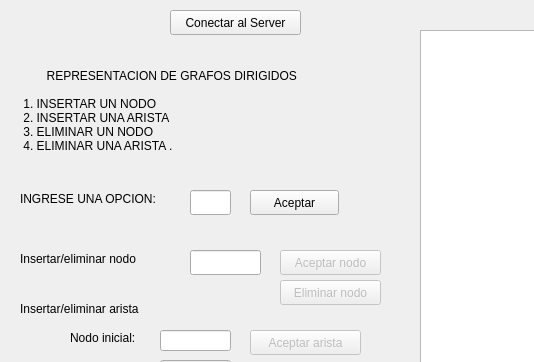
The window that Client/mainwindow.ui (davidaqc/Proyectos-C-) describes before a commit, drawn with Qt 5; both pictures show x 0 to 534 and y 0 to 362 of the 700 by 535 pixel window.
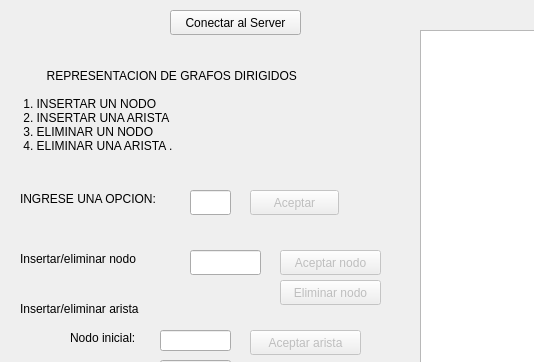
The same window after the commit.

Patch:
```diff
--- a/Client/mainwindow.ui
+++ b/Client/mainwindow.ui
@@ -59,6 +59,9 @@
     </property>
    </widget>
    <widget class="QPushButton" name="aceptar">
+    <property name="enabled">
+     <bool>false</bool>
+    </property>
     <property name="geometry">
      <rect>
       <x>250</x>
```
